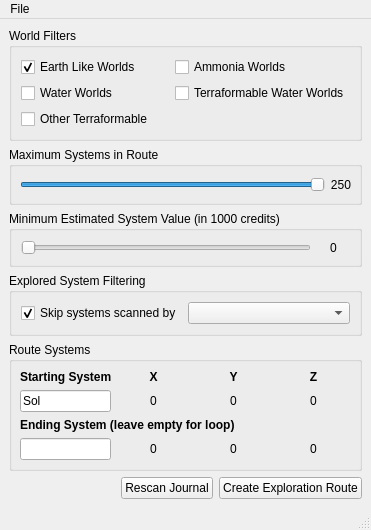
Before: the Qt Designer form src/Routers/Exploration/ValueRouter.ui in neotron/EDPathFinder, drawn with Qt 5.
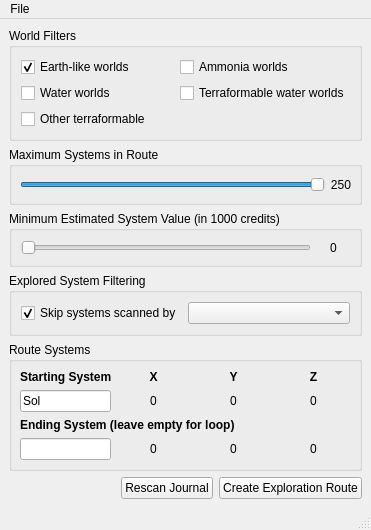
After: the same form once the commit is applied. Custom widgets are drawn as their Qt base class.

Commit message:
Fix inconsistent labeling for world names
Bug #34

```diff
--- a/src/Routers/Exploration/ValueRouter.ui
+++ b/src/Routers/Exploration/ValueRouter.ui
@@ -48,7 +48,7 @@
        <item row="0" column="0">
         <widget class="QCheckBox" name="elw">
          <property name="text">
-          <string>Earth Like Worlds</string>
+          <string>Earth-like worlds</string>
          </property>
          <property name="checked">
           <bool>true</bool>
@@ -58,28 +58,28 @@
        <item row="0" column="1">
         <widget class="QCheckBox" name="aw">
          <property name="text">
-          <string>Ammonia Worlds</string>
+          <string>Ammonia worlds</string>
          </property>
         </widget>
        </item>
        <item row="1" column="0">
         <widget class="QCheckBox" name="ww">
          <property name="text">
-          <string>Water Worlds</string>
+          <string>Water worlds</string>
          </property>
         </widget>
        </item>
        <item row="1" column="1">
         <widget class="QCheckBox" name="wwt">
          <property name="text">
-          <string>Terraformable Water Worlds</string>
+          <string>Terraformable water worlds</string>
          </property>
         </widget>
        </item>
        <item row="2" column="0">
         <widget class="QCheckBox" name="tf">
          <property name="text">
-          <string>Other Terraformable</string>
+          <string>Other terraformable</string>
          </property>
         </widget>
        </item>
```
The commit also changes 1 other file.
